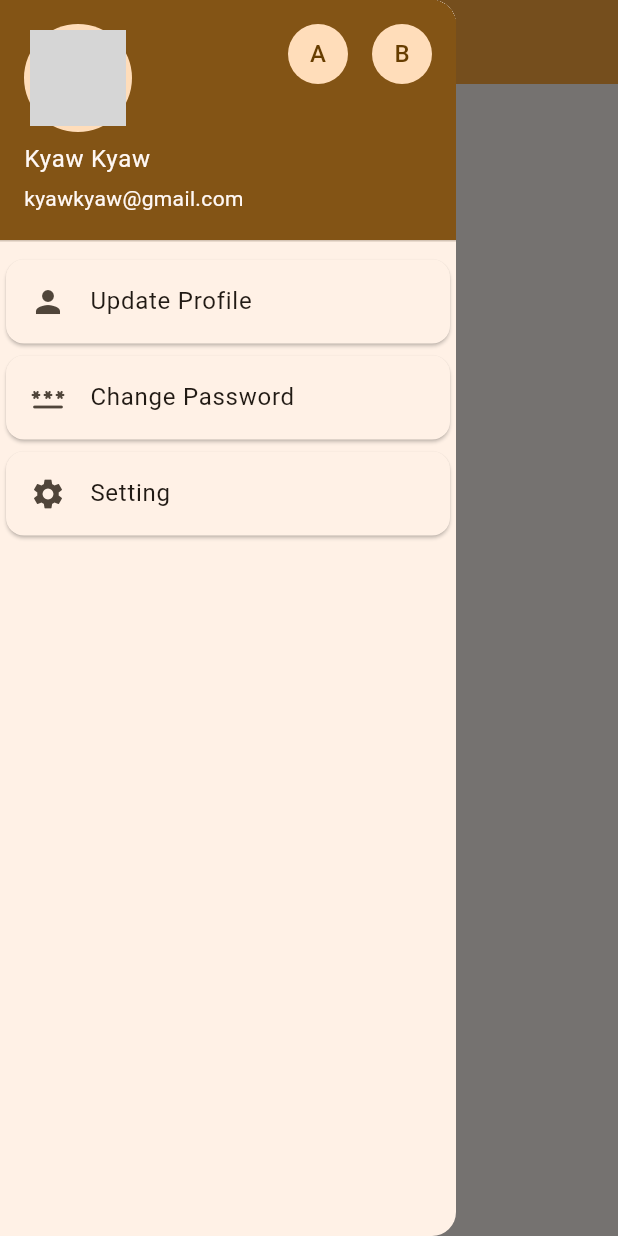
After one commit to WaiYanHtun11/flutter_widgets, a Flutter app: the DrawerDemo screen opened directly, with the side drawer open, on a phone screen of 412 x 824 dp. The commit adds this screen. Run offline on Flutter 3.47's test engine with Material 3 defaults, Android fonts, the light colour scheme and no system bars; our stand-ins replace backdrop, cached_network_image, convex_bottom_bar, data_table_2, transparent_image; missing offline and left inert: flutter_gradient_app_bar, widget_with_codeview; key blocks and very long unbroken strings in the code were emptied for the run; grey boxes are pictures that could not be loaded.

Commit message:
Navigation

```diff
--- a/lib/home_screen.dart
+++ b/lib/home_screen.dart
@@ -18,6 +18,9 @@ import 'package:flutter_widgets/lists/list_tile_demo.dart';
 import 'package:flutter_widgets/lists/listview_demo.dart';
 import 'package:flutter_widgets/lists/reorderable_list_demo.dart';
 import 'package:flutter_widgets/lists/swipe_demo.dart';
+import 'package:flutter_widgets/navigations/dialog_demo.dart';
+import 'package:flutter_widgets/navigations/drawer_demo.dart';
+import 'package:flutter_widgets/navigations/tab_demo.dart';
 import 'package:flutter_widgets/preview.dart';
 import 'package:flutter_widgets/widgets/button_demo.dart';
 import 'package:flutter_widgets/widgets/card_demo.dart';
@@ -92,6 +95,7 @@ class HomeScreen extends StatelessWidget {
       buildSubMenuItem('6', 'Reorderable List',const ReorderableListDemo(), 'lib/lists/reorderable_list_demo.dart'),
       buildSubMenuItem('7', 'DataTable', const DataTableDemo(), 'lib/lists/datatable_demo.dart')
     ];
+
     List<Widget> appbarItems = [
       buildSubMenuItem('1', 'Basic AppBar',const BasicAppBarDemo(),'lib/appbars/basic_appbar_demo.dart'),
       buildSubMenuItem('2', 'Bottom AppBar & FAB', const BottomAppBarDemo(), 'lib/appbars/bottom_appbar_demo.dart'),
@@ -101,6 +105,11 @@ class HomeScreen extends StatelessWidget {
       buildSubMenuItem('6', 'Search Bar Demo', const SearchBarDemo(), '/lib/appbars/search_bar_demo.dart')
     ];
 
+    List<Widget> navigationItems = [
+      buildSubMenuItem('1', 'Tab Bar', const TabDemo(), '/lib/navigations/tab_demo.dart'),
+      buildSubMenuItem('2', 'Dialogs', const DialogDemo(), 'lib/navigations/dialog_demo.dart'),
+      buildSubMenuItem('3', 'Drawer', const DrawerDemo(), 'lib/navigations/drawer_demo.dart')
+    ];
     return Scaffold(
       appBar: AppBar(
         backgroundColor: Colors.orangeAccent,
@@ -115,7 +124,8 @@ class HomeScreen extends StatelessWidget {
               buildMenuItem(Icons.widgets, 'Widgets', widgetItems),
               buildMenuItem(Icons.dashboard, 'Layouts', layoutItems),
               buildMenuItem(Icons.list, 'Lists', listItems),
-              buildMenuItem(Icons.phone_android, 'AppBars', appbarItems)
+              buildMenuItem(Icons.phone_android, 'AppBars', appbarItems),
+              buildMenuItem(Icons.screen_share, 'Navigations', navigationItems)
             ]
           ),
         ),
--- /dev/null
+++ b/lib/navigations/drawer_demo.dart
@@ -0,0 +1,47 @@
+import 'package:flutter/material.dart';
+class DrawerDemo extends StatelessWidget {
+  const DrawerDemo({super.key});
+
+  @override
+  Widget build(BuildContext context) {
+    Widget buildDrawerItem(icon,title){
+      return Card(
+        child: ListTile(leading: Icon(icon),title: Text(title)),
+      );
+    }
+    return Scaffold(
+      appBar: AppBar(title: const Text('Drawer Demo'),backgroundColor: Colors.orangeAccent),
+      drawer: Drawer(
+        child: ListView(
+          children: [
+              UserAccountsDrawerHeader(
+                  currentAccountPicture: CircleAvatar(
+                    child: Padding(
+                      padding: const EdgeInsets.all(4.0),
+                      child: Container(
+                        decoration: BoxDecoration(
+                          borderRadius: BorderRadius.circular(50),
+                          image: const DecorationImage(
+                            fit: BoxFit.cover,
+                              image: AssetImage('assets/images/bird.jpeg')
+                          )
+                        ),
+                      ),
+                    ),
+                  ),
+                  accountName: const Text('Kyaw Kyaw'),
+                  accountEmail: const Text('kyawkyaw@gmail.com'),
+                otherAccountsPictures: const [
+                  CircleAvatar(child: Text('A')),
+                  CircleAvatar(child: Text('B')),
+                ],
+              ),
+              buildDrawerItem(Icons.person, 'Update Profile'),
+              buildDrawerItem(Icons.password_rounded, 'Change Password'),
+              buildDrawerItem(Icons.settings, 'Setting'),
+          ],
+        ),
+      ),
+    );
+  }
+}
--- a/pubspec.yaml
+++ b/pubspec.yaml
@@ -42,6 +42,7 @@ dependencies:
   data_table_2: ^2.5.9
   backdrop: ^0.9.1
   convex_bottom_bar: ^3.2.0
+  intl: ^0.19.0
 
 dev_dependencies:
   flutter_test:
```
Also changed, not shown: lib/navigations/dialog_demo.dart (added, +102 -0 lines), lib/navigations/tab_demo.dart (added, +30 -0 lines), pubspec.lock.
